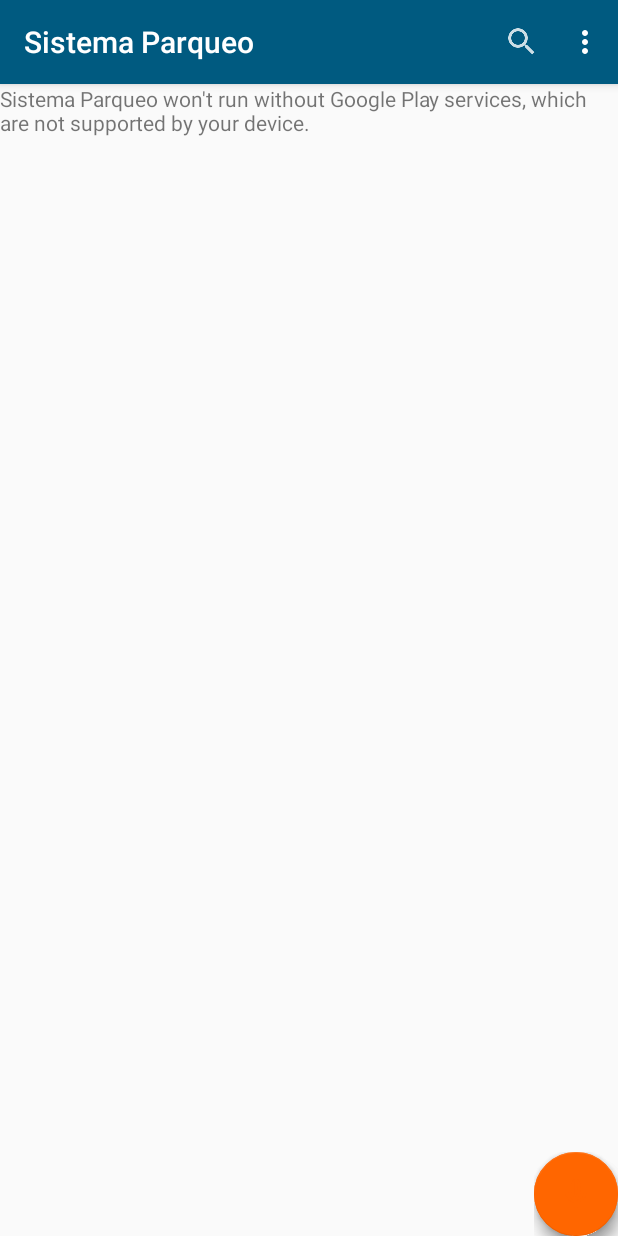
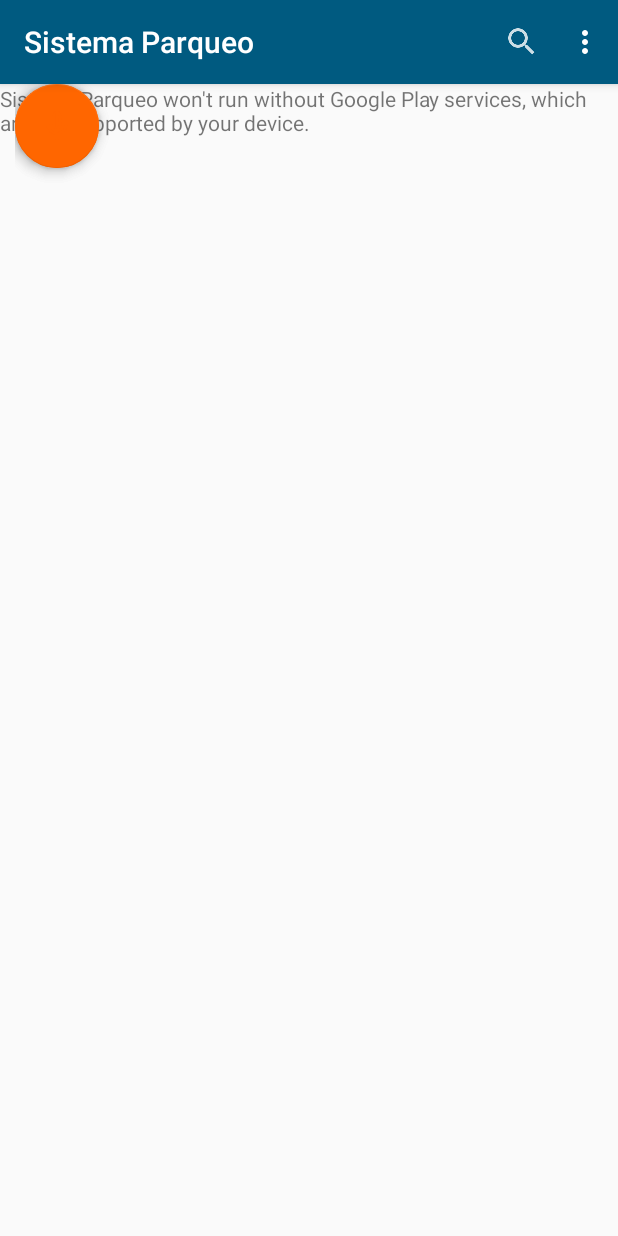
Before and after one commit to celinaViscarra/SistemaParqueo, an Android app: the MainActivity screen opened directly, with no data from a screen before it, on a phone screen of 412 x 824 dp. Run offline under Robolectric (Android 15) with nearby library versions, the phone set to English and light mode, and no system bars; our stand-ins replace ButterKnife, Room's generated code, Volley; plain views replace FloatingActionButton, FloatingActionMenu; 1 statement that could not run was skipped.

Commit message:
Cambio de posicion de botones y boton gps que sirve xd

```diff
--- a/app/build.gradle
+++ b/app/build.gradle
@@ -51,7 +51,7 @@
     //SnackBar
     implementation "com.android.support:design:29.0.0"
     //Libreria floating action button
-    implementation 'com.github.sougata-chatterjee:FloatingActionButton:1.6.5.3'
+    implementation 'com.github.clans:fab:1.6.4'
     //Gson
     implementation 'com.google.code.gson:gson:2.8.6'
     //Volley
--- a/app/src/main/res/layout/activity_main.xml
+++ b/app/src/main/res/layout/activity_main.xml
@@ -20,14 +20,19 @@
         app:layout_constraintVertical_bias="1.0"
         tools:context=".MapsActivity" />
 
+
     <com.github.clans.fab.FloatingActionMenu
-        android:id="@+id/fab3"
-        android:layout_width="wrap_content"
-        android:layout_height="wrap_content"
-        android:layout_gravity="bottom|right"
-        android:src="@drawable/common_google_signin_btn_icon_dark"
-        app:layout_constraintBottom_toBottomOf="@+id/map"
-        app:layout_constraintEnd_toEndOf="parent">
+        android:id="@+id/menu_labels_right"
+        android:layout_width="match_parent"
+        android:layout_height="match_parent"
+        android:layout_alignParentBottom="true"
+        android:paddingRight="10dp"
+        android:paddingBottom="10dp"
+        android:paddingLeft="10dp"
+        fab:menu_labels_ellipsize="end"
+        fab:menu_labels_singleLine="true"
+        fab:menu_backgroundColor="#ccffffff"
+        fab:menu_labels_position="right">
 
         <com.github.clans.fab.FloatingActionButton
             android:layout_width="wrap_content"
@@ -37,7 +42,9 @@
             app:fab_colorNormal="@color/colorAccent"
             app:fab_colorPressed="@color/colorAccent"
             fab:fab_label="GPS"
+            android:layout_gravity="left"
             fab:fab_size="mini" />
+
         <com.github.clans.fab.FloatingActionButton
             android:layout_width="wrap_content"
             android:layout_height="wrap_content"
@@ -47,7 +54,6 @@
             app:fab_colorPressed="#cdcdcd"
             fab:fab_label="@string/hablar"
             fab:fab_size="mini" />
-
 
     </com.github.clans.fab.FloatingActionMenu>
     <!-- Le he dado una distancia de 200dp al swipe refresh para
```
Also changed, not shown: app/src/main/java/com/grupo13/parqueo/MainActivity.java (+19 -12 lines).
